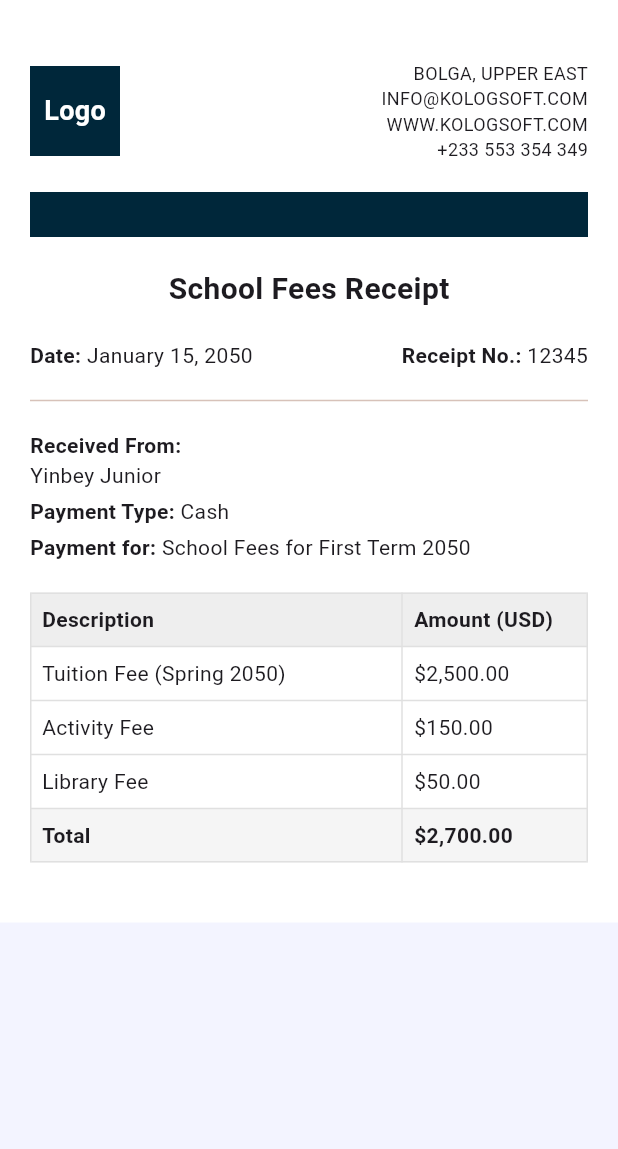
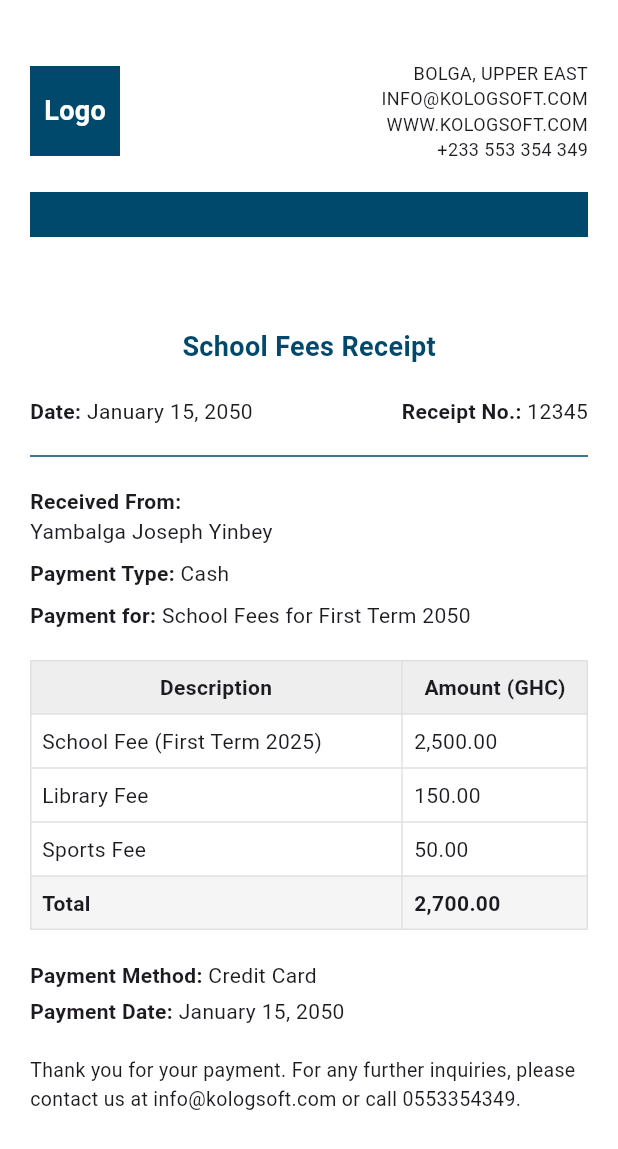
Before and after one commit to kologjohn/kmis, a Flutter app: the SchoolReceipt screen opened directly, on a phone screen of 412 x 824 dp. Shown: the top 1149 px of the screen. Run offline on Flutter 3.47's test engine with Material 3 defaults, Android fonts, the phone set to English and light mode, and no system bars; our stand-ins replace cached_network_image, carousel_slider, cloud_firestore, firebase_auth, firebase_core, firebase_storage and 12 more; accounts and stored records are empty.

Commit message:
Merge remote-tracking branch 'origin/main'

```diff
--- a/lib/controller/routes.dart
+++ b/lib/controller/routes.dart
@@ -4,6 +4,7 @@ import 'package:ksoftsms/controller/dbmodels/classmodel.dart';
 import 'package:ksoftsms/screen/accountChart.dart';
 import 'package:ksoftsms/screen/feesSetup.dart';
 import 'package:ksoftsms/screen/feespayment.dart';
+import 'package:ksoftsms/screen/receipt.dart';
 
 import 'package:ksoftsms/screen/signup.dart';
 import 'package:ksoftsms/screen/singleBilling.dart';
@@ -160,7 +161,7 @@ final GoRouter router = GoRouter(
     return LevelListScreen(levelData: level);
     },),
     GoRoute(path: Routes.dashboard, builder: (c, s) => DashboardLayout()),
-    GoRoute(path: Routes.nextpage, builder: (c, s) => SchoolList()),
+    GoRoute(path: Routes.nextpage, builder: (c, s) => SchoolReceipt()),
     GoRoute(path: Routes.jscore, builder: (c, s) => JudgeGroundScreen()),
     GoRoute(
       path: Routes.term,
--- a/lib/screen/receipt.dart
+++ b/lib/screen/receipt.dart
@@ -29,7 +29,7 @@ class _SchoolReceiptState extends State<SchoolReceipt> {
                         Container(
                           height: 60,
                           width: 60,
-                          color: Color(0xFF00273a),
+                          color: Color(0xFF00496d),
                           child: const Center(
                             child: Text(
                               "Logo",
@@ -67,15 +67,16 @@ class _SchoolReceiptState extends State<SchoolReceipt> {
                     const SizedBox(height: 20),
                     Container(
                       height: 30,
-                      color: Color(0xFF00273a),
+                      color: Color(0xFF00496d),
                     ),
-                    const SizedBox(height: 20),
+                    const SizedBox(height: 60),
                     const Center(
                       child: Text(
                         "School Fees Receipt",
                         style: TextStyle(
-                          fontSize: 20,
+                          fontSize: 18,
                           fontWeight: FontWeight.bold,
+                          color: Color(0xFF00496d)
                         ),
                       ),
                     ),
@@ -109,7 +110,7 @@ class _SchoolReceiptState extends State<SchoolReceipt> {
                         ),
                       ],
                     ),
-                    const Divider(height: 40),
+                    const Divider(height: 40, color: Color(0xFF00496d),),
 
                     Row(
                       children: [
@@ -122,13 +123,13 @@ class _SchoolReceiptState extends State<SchoolReceipt> {
                                 style: TextStyle(fontWeight: FontWeight.bold),
                                 children: [
                                   TextSpan(
-                                    text: "Yinbey Junior",
+                                    text: "Yambalga Joseph Yinbey",
                                     style: TextStyle(fontWeight: FontWeight.normal),
                                   ),
                                 ],
                               ),
                             ),
-                            const SizedBox(height: 4),
+                            const SizedBox(height: 8),
                             const Text.rich(
                               TextSpan(
                                 text: "Payment Type: ",
@@ -141,7 +142,7 @@ class _SchoolReceiptState extends State<SchoolReceipt> {
                                 ],
                               ),
                             ),
-                            const SizedBox(height: 4),
+                            const SizedBox(height: 8),
                             const Text.rich(
                               TextSpan(
                                 text: "Payment for: ",
@@ -169,21 +170,25 @@ class _SchoolReceiptState extends State<SchoolReceipt> {
                         TableRow(
                           decoration: BoxDecoration(color: Colors.grey.shade200),
                           children: const [
-                            Padding(
-                              padding: EdgeInsets.all(8.0),
-                              child: Text("Description",
-                                  style: TextStyle(fontWeight: FontWeight.bold)),
+                            Center(
+                              child: Padding(
+                                padding: EdgeInsets.all(8.0),
+                                child: Text("Description",
+                                    style: TextStyle(fontWeight: FontWeight.bold)),
+                              ),
                             ),
-                            Padding(
-                              padding: EdgeInsets.all(8.0),
-                              child: Text("Amount (USD)",
-                                  style: TextStyle(fontWeight: FontWeight.bold)),
+                            Center(
+                              child: Padding(
+                                padding: EdgeInsets.all(8.0),
+                                child: Text("Amount (GHC)",
+                                    style: TextStyle(fontWeight: FontWeight.bold)),
+                              ),
                             ),
                           ],
                         ),
-                        tableRow("Tuition Fee (Spring 2050)", "\$2,500.00"),
-                        tableRow("Activity Fee", "\$150.00"),
-                        tableRow("Library Fee", "\$50.00"),
+                        tableRow("School Fee (First Term 2025)", "2,500.00"),
+                        tableRow("Library Fee", "150.00"),
+                        tableRow("Sports Fee", "50.00"),
                         TableRow(
                           decoration: BoxDecoration(color: Colors.grey.shade100),
                           children: const [
@@ -194,13 +199,59 @@ class _SchoolReceiptState extends State<SchoolReceipt> {
                             ),
                             Padding(
                               padding: EdgeInsets.all(8.0),
-                              child: Text("\$2,700.00",
+                              child: Text("2,700.00",
                                   style: TextStyle(fontWeight: FontWeight.bold)),
                             ),
                           ],
                         ),
                       ],
                     ),
+                    const SizedBox(height: 20),
+                    Row(
+                      children: [
+                        Column(
+                          crossAxisAlignment: CrossAxisAlignment.start,
+                          children: [
+                            const Text.rich(
+                              TextSpan(
+                                text: "Payment Method: ",
+                                style: TextStyle(fontWeight: FontWeight.bold),
+                                children: [
+                                  TextSpan(
+                                    text: "Credit Card",
+                                    style: TextStyle(fontWeight: FontWeight.normal),
+                                  ),
+                                ],
+                              ),
+                            ),
+                            const SizedBox(height: 4),
+                            const Text.rich(
+                              TextSpan(
+                                text: "Payment Date: ",
+                                style: TextStyle(fontWeight: FontWeight.bold),
+                                children: [
+                                  TextSpan(
+                                    text: "January 15, 2050",
+                                    style: TextStyle(fontWeight: FontWeight.normal),
+                                  ),
+                                ],
+                              ),
+                            ),
+                          ],
+                        )
+                      ],
+                    ),
+                    const SizedBox(height: 20),
+                    Column(
+                      mainAxisAlignment: MainAxisAlignment.start,
+                      crossAxisAlignment: CrossAxisAlignment.start,
+                      children: [
+                        Text(
+                          "Thank you for your payment. For any further inquiries, please contact us at info@kologsoft.com or call 0553354349.",
+                          style: TextStyle(fontSize: 13),
+                        ),
+                      ],
+                    )
                   ],
                 ),
               ),
```
Also changed, not shown: pubspec.lock.
